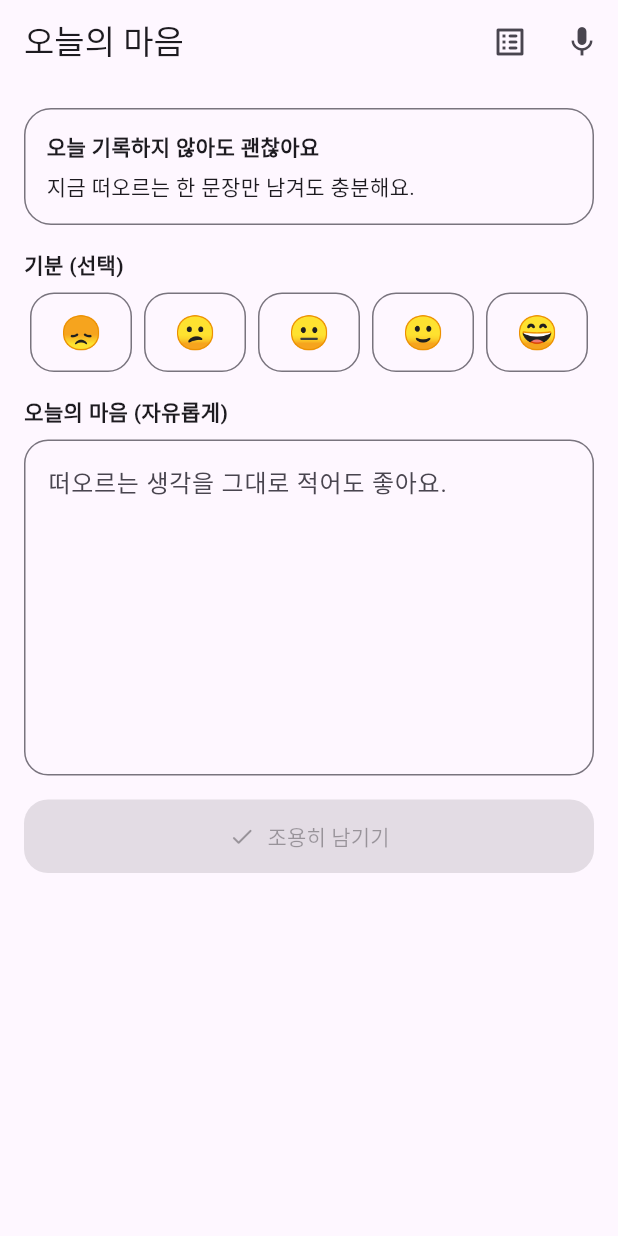
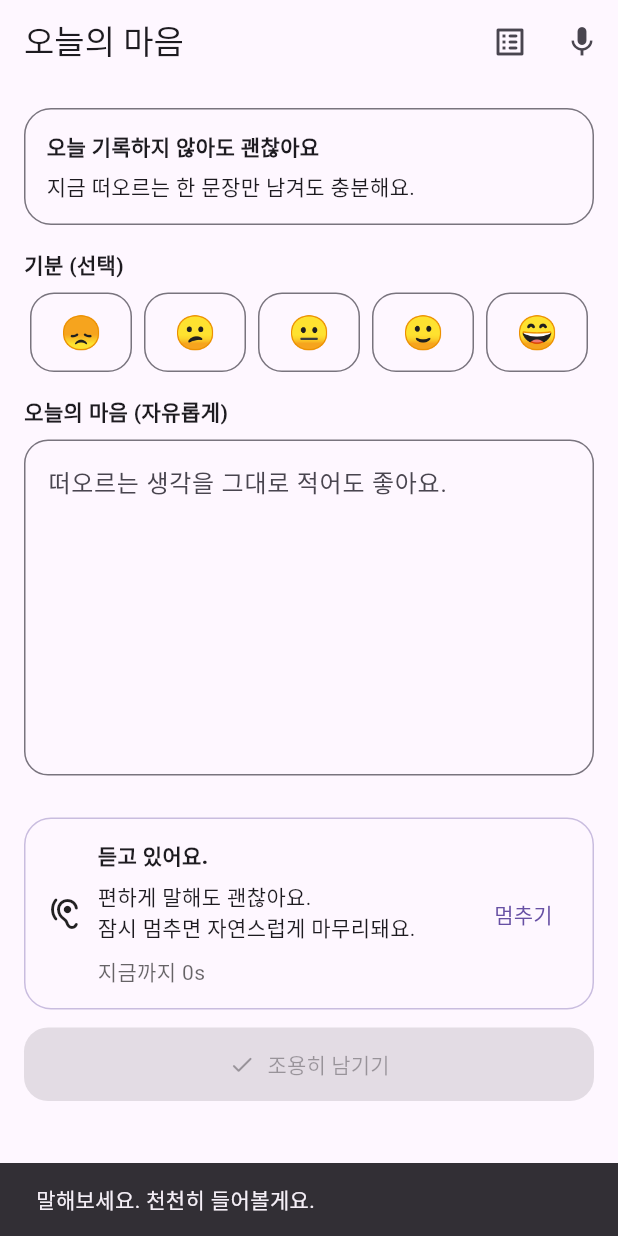
Before and after one commit to air2021-dev/my_mind_log, a Flutter app: the screen it shows after launch, after a tap on the "mic none" icon, on a phone screen of 412 x 824 dp. Run offline on Flutter 3.47's test engine with Material 3 defaults, Android fonts, the phone set to English and light mode, and no system bars; our stand-ins replace hive, hive_flutter, permission_handler, speech_to_text; accounts and stored records are empty.

Commit message:
chore: apply record text better than warm

```diff
--- a/lib/features/entry/presentation/home_screen.dart
+++ b/lib/features/entry/presentation/home_screen.dart
@@ -27,6 +27,8 @@ class _HomeScreenState extends State<HomeScreen> {
 
   String _voiceBaseText = '';
   TextSelection _voiceBaseSelection = const TextSelection.collapsed(offset: 0);
+
+  DateTime? _listeningStartTime;
 
   @override
   void initState(){
@@ -100,7 +102,12 @@ class _HomeScreenState extends State<HomeScreen> {
 
     if(_isListening) {
       await _stt.stop();
-      setState(()=> _isListening = false);
+      if(mounted){
+        setState(()=> _isListening = false);
+        ScaffoldMessenger.of(context).showSnackBar(
+          const SnackBar(content: Text('여기까지 조용히 받아 적었어요.')),
+        );
+      }
       return;
     }
 
@@ -117,11 +124,19 @@ class _HomeScreenState extends State<HomeScreen> {
     _voiceBaseText = _controller.text;
     _voiceBaseSelection = _controller.selection;
 
-    setState(()=> _isListening = true);
+    _listeningStartTime = DateTime.now();
+
+    if(mounted){
+      setState(()=> _isListening = true);
+      ScaffoldMessenger.of(context).showSnackBar(
+        const SnackBar(content: Text('말해보세요. 천천히 들어볼게요.')),
+      );
+    }
+
     await _stt.listen(
       onResult: _onSpeechResult,
-      listenFor: const Duration(seconds: 30),
-      pauseFor: const Duration(seconds: 3),
+      listenFor: const Duration(seconds: 45),
+      pauseFor: const Duration(seconds: 2),
       listenOptions: SpeechListenOptions(
         listenMode: ListenMode.dictation,
         partialResults: true,
@@ -139,12 +154,17 @@ class _HomeScreenState extends State<HomeScreen> {
 
     // 베이스 텍스트가 비어있지 않으면 ㅎ나 칸 띄워서 자연스럽게 붙이기
     final needsSpace = base.isNotEmpty && !base.endsWith(RegExp(r'\s').toString());
+
     final combined = words.isEmpty ? base : (needsSpace ? '$base $words' : '$base$words');
 
     _controller.value = TextEditingValue(
       text: combined,
       selection: TextSelection.collapsed(offset: combined.length),
     );
+
+    if (result.finalResult) {
+      _voiceBaseText = combined;
+    }
   }
 
   @override
@@ -200,6 +220,15 @@ class _HomeScreenState extends State<HomeScreen> {
               onChanged: (_) => setState((){}),
             ),
             const SizedBox(height: 16),
+
+            if (_isListening) ...[
+              const SizedBox(height:12),
+              _ListeningBanner(
+                startedAt: _listeningStartTime,
+                onStop: _toggleListening,
+              ),
+              const SizedBox(height: 12),
+            ],
 
             ElevatedButton.icon(
               onPressed: canSave ? _onTapSave: null,
@@ -294,3 +323,53 @@ class _MoodRow extends StatelessWidget {
     );
   }
 }
+
+class _ListeningBanner extends StatelessWidget {
+  final DateTime? startedAt;
+  final VoidCallback onStop;
+
+  const _ListeningBanner({
+    required this.startedAt,
+    required this.onStop,
+  });
+
+  @override
+  Widget build(BuildContext context) {
+    final seconds = startedAt == null ? null : DateTime.now().difference(startedAt!).inSeconds;
+
+    return AnimatedContainer(
+      duration: const Duration(milliseconds: 250),
+      padding: const EdgeInsets.all(14),
+      decoration: BoxDecoration(
+        borderRadius: BorderRadius.circular(18),
+        border: Border.all(color: Theme.of(context).colorScheme.primary.withAlpha((255 * 0.35).toInt())),
+      ),
+      child: Row(
+        crossAxisAlignment: CrossAxisAlignment.center,
+        children: [
+          const Icon(Icons.hearing_rounded),
+          const SizedBox(width: 10),
+          Expanded(
+            child: Column(
+              crossAxisAlignment: CrossAxisAlignment.start,
+              children: [
+                Text('듣고 있어요.', style: const TextStyle(fontWeight: FontWeight.w800)),
+                const SizedBox(height: 6),
+                Text('편하게 말해도 괜찮아요.\n잠시 멈추면 자연스럽게 마무리돼요.'),
+                if(seconds != null) ...[
+                  const SizedBox(height: 8),
+                  Text('지금까지 ${seconds}s', style: TextStyle(color: Theme.of(context).hintColor)),
+                ],
+              ],
+            ),
+          ),
+          const SizedBox(width: 8),
+          TextButton(
+            onPressed: onStop,
+            child: const Text('멈추기'),
+          )
+        ],
+      ),
+    );
+  }
+}
```
